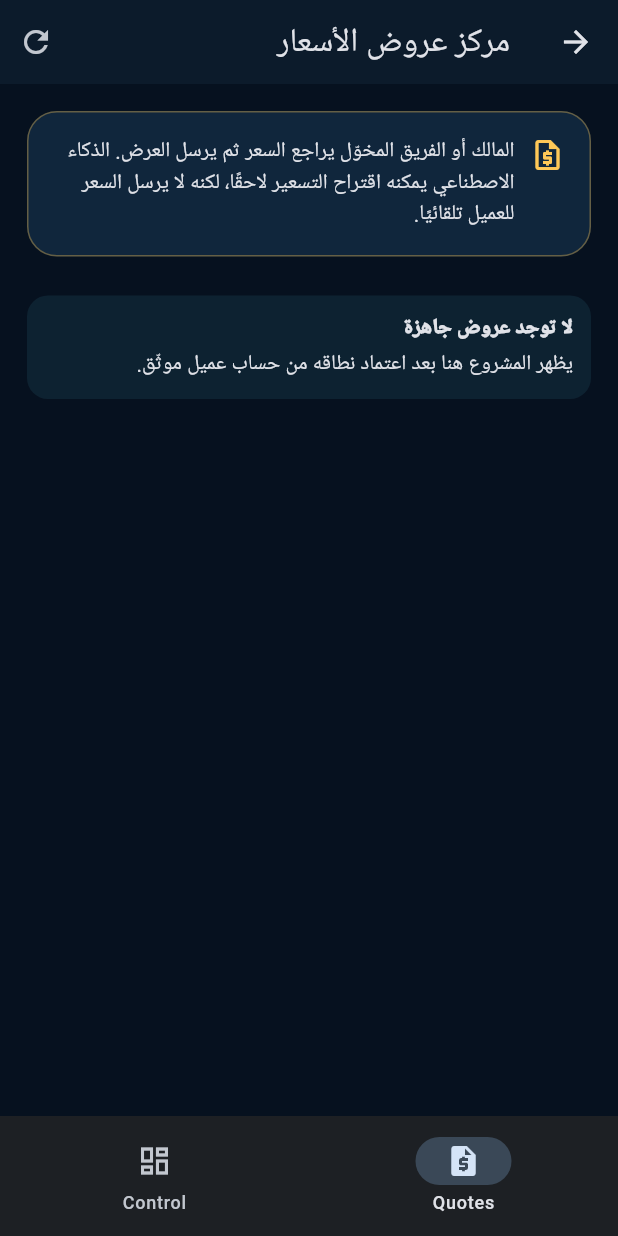
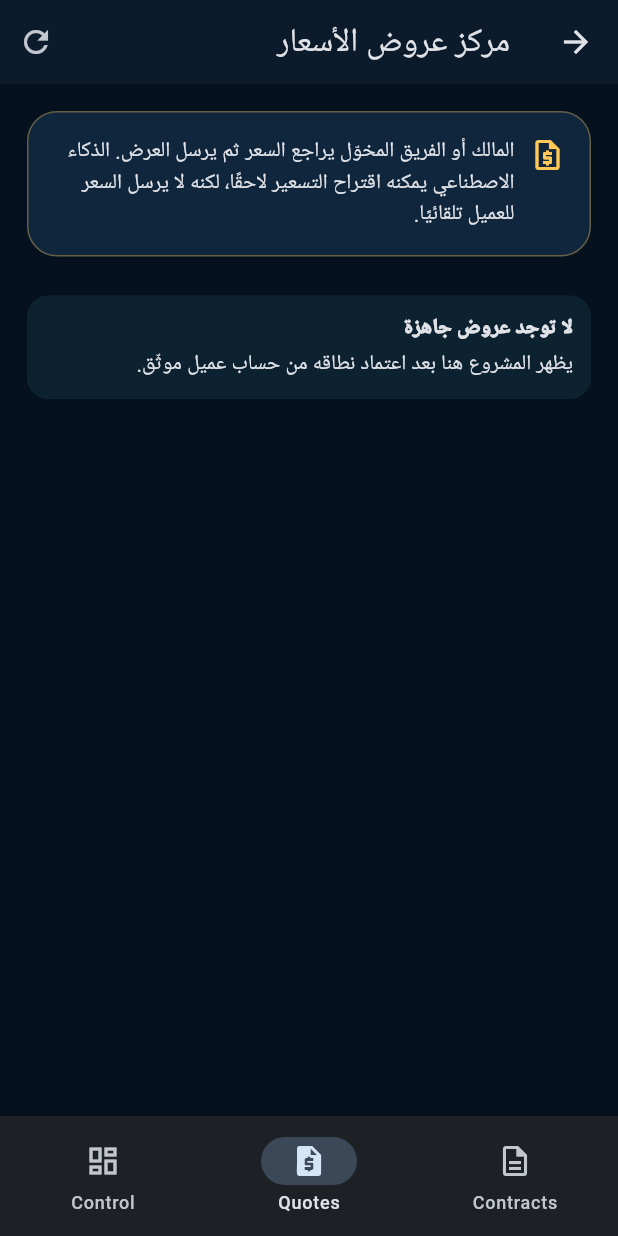
Before and after one commit to EVENTo0/evento-mobile, a Flutter app: the _ControlPlaneShell screen opened directly, item 2 of the bottom bar chosen, on a phone screen of 412 x 824 dp. Run offline on Flutter 3.47's test engine with Material 3 defaults, Android fonts, the phone set to English and light mode, and no system bars; our stand-ins replace supabase_flutter; accounts and stored records are empty.

Commit message:
feat(evento): expose Contracts in phone Control Plane

```diff
--- a/lib/main_control_plane.dart
+++ b/lib/main_control_plane.dart
@@ -1,6 +1,7 @@
 import 'package:flutter/material.dart';
 import 'package:supabase_flutter/supabase_flutter.dart';
 
+import 'control_plane/contract_center_page.dart';
 import 'control_plane/control_plane_page.dart';
 import 'control_plane/quote_center_page.dart';
 import 'core/backend_config.dart';
@@ -53,6 +54,7 @@ class _ControlPlaneShellState extends State<_ControlPlaneShell> {
         children: const [
           EventoControlPlanePage(),
           EventoQuoteCenterPage(),
+          EventoContractCenterPage(),
         ],
       ),
       bottomNavigationBar: NavigationBar(
@@ -68,6 +70,11 @@ class _ControlPlaneShellState extends State<_ControlPlaneShell> {
             icon: Icon(Icons.request_quote_outlined),
             selectedIcon: Icon(Icons.request_quote),
             label: 'Quotes',
+          ),
+          NavigationDestination(
+            icon: Icon(Icons.description_outlined),
+            selectedIcon: Icon(Icons.description),
+            label: 'Contracts',
           ),
         ],
       ),
```
